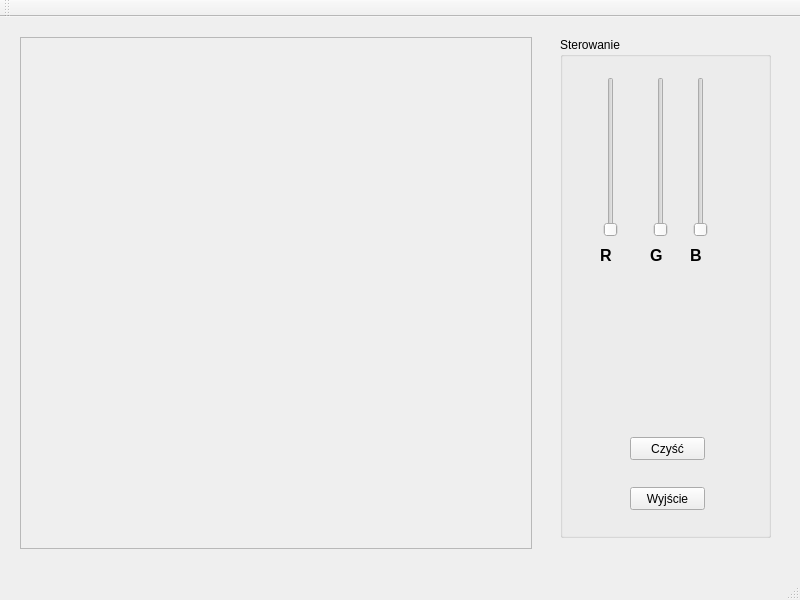
The window that mainwindow.ui (mbobas/QT_RGB_HSV) describes before a commit, drawn with Qt 5.
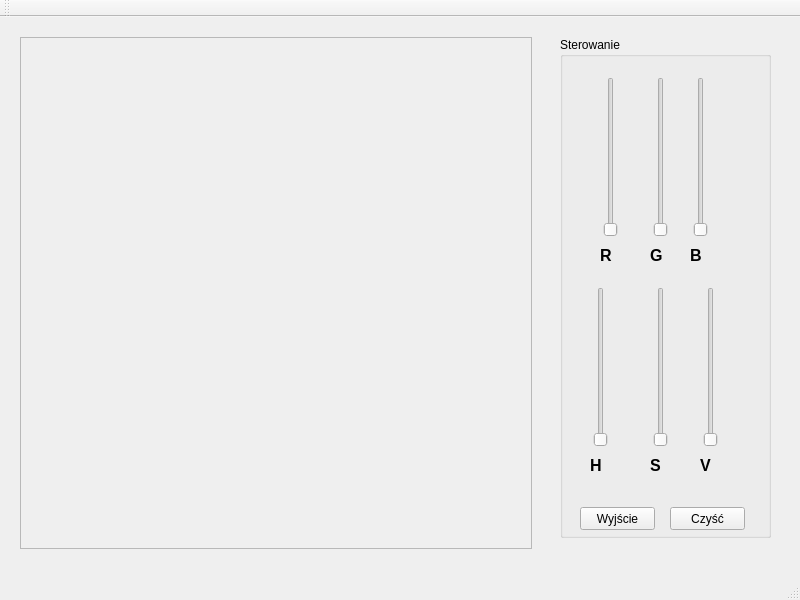
The same window after the commit.

Patch:
```diff
--- a/mainwindow.ui
+++ b/mainwindow.ui
@@ -45,8 +45,8 @@
     <widget class="QPushButton" name="exitButton">
      <property name="geometry">
       <rect>
-       <x>70</x>
-       <y>450</y>
+       <x>20</x>
+       <y>470</y>
        <width>75</width>
        <height>23</height>
       </rect>
@@ -58,8 +58,8 @@
     <widget class="QPushButton" name="cleanButton">
      <property name="geometry">
       <rect>
-       <x>70</x>
-       <y>400</y>
+       <x>110</x>
+       <y>470</y>
        <width>75</width>
        <height>23</height>
       </rect>
@@ -176,6 +176,114 @@
       <string>B</string>
      </property>
     </widget>
+    <widget class="QSlider" name="verticalSlider_4">
+     <property name="geometry">
+      <rect>
+       <x>30</x>
+       <y>250</y>
+       <width>22</width>
+       <height>160</height>
+      </rect>
+     </property>
+     <property name="maximum">
+      <number>360</number>
+     </property>
+     <property name="orientation">
+      <enum>Qt::Vertical</enum>
+     </property>
+    </widget>
+    <widget class="QSlider" name="verticalSlider_5">
+     <property name="geometry">
+      <rect>
+       <x>90</x>
+       <y>250</y>
+       <width>22</width>
+       <height>160</height>
+      </rect>
+     </property>
+     <property name="maximum">
+      <number>100</number>
+     </property>
+     <property name="orientation">
+      <enum>Qt::Vertical</enum>
+     </property>
+    </widget>
+    <widget class="QSlider" name="verticalSlider_6">
+     <property name="geometry">
+      <rect>
+       <x>140</x>
+       <y>250</y>
+       <width>22</width>
+       <height>160</height>
+      </rect>
+     </property>
+     <property name="maximum">
+      <number>100</number>
+     </property>
+     <property name="orientation">
+      <enum>Qt::Vertical</enum>
+     </property>
+    </widget>
+    <widget class="QLabel" name="label_4">
+     <property name="geometry">
+      <rect>
+       <x>30</x>
+       <y>420</y>
+       <width>16</width>
+       <height>16</height>
+      </rect>
+     </property>
+     <property name="font">
+      <font>
+       <pointsize>12</pointsize>
+       <weight>75</weight>
+       <bold>true</bold>
+      </font>
+     </property>
+     <property name="text">
+      <string>H</string>
+     </property>
+    </widget>
+    <widget class="QLabel" name="label_5">
+     <property name="geometry">
+      <rect>
+       <x>90</x>
+       <y>420</y>
+       <width>16</width>
+       <height>16</height>
+      </rect>
+     </property>
+     <property name="font">
+      <font>
+       <pointsize>12</pointsize>
+       <weight>75</weight>
+       <bold>true</bold>
+      </font>
+     </property>
+     <property name="text">
+      <string>S</string>
+     </property>
+    </widget>
+    <widget class="QLabel" name="label_6">
+     <property name="geometry">
+      <rect>
+       <x>140</x>
+       <y>420</y>
+       <width>16</width>
+       <height>16</height>
+      </rect>
+     </property>
+     <property name="font">
+      <font>
+       <pointsize>12</pointsize>
+       <weight>75</weight>
+       <bold>true</bold>
+      </font>
+     </property>
+     <property name="text">
+      <string>V</string>
+     </property>
+    </widget>
    </widget>
   </widget>
   <widget class="QMenuBar" name="menuBar">
```
